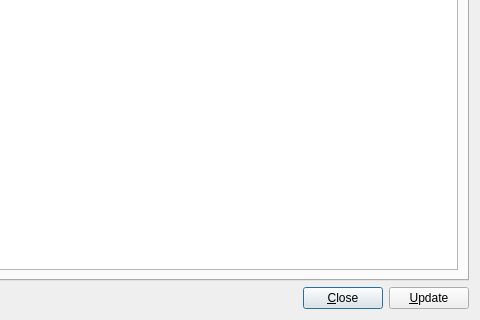
First picture: the form in src/OrderBookDialog.ui, repository codymj/GeminiCryptoTrader, before the edit; both pictures show x 160 to 640 and y 160 to 480 of the 640 by 480 pixel window.
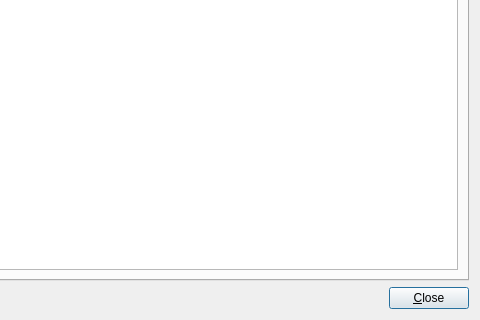
Second picture: the form after the edit.

Commit message: Separate GUI from data threads, switch to QThread

Patch:
```diff
--- a/src/OrderBookDialog.ui
+++ b/src/OrderBookDialog.ui
@@ -132,13 +132,6 @@
          </property>
         </widget>
        </item>
-       <item>
-        <widget class="QPushButton" name="updateButton">
-         <property name="text">
-          <string>&amp;Update</string>
-         </property>
-        </widget>
-       </item>
       </layout>
      </item>
     </layout>
```
The commit also changes 2 other files.
